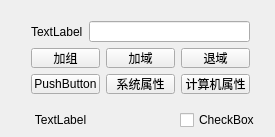
First picture: the form in Ui.ui, repository roylee66/QTJoinADTools, before the edit.
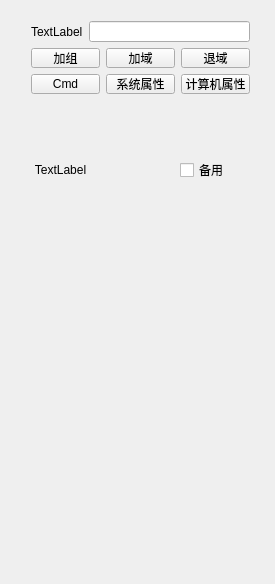
Second picture: the form after the edit.

The edit to the form file:
```diff
--- a/Ui.ui
+++ b/Ui.ui
@@ -10,7 +10,7 @@
     <x>0</x>
     <y>0</y>
     <width>275</width>
-    <height>137</height>
+    <height>584</height>
    </rect>
   </property>
   <property name="windowTitle">
@@ -30,7 +30,7 @@
     <property name="geometry">
      <rect>
       <x>20</x>
-      <y>110</y>
+      <y>160</y>
       <width>81</width>
       <height>20</height>
      </rect>
@@ -46,13 +46,13 @@
     <property name="geometry">
      <rect>
       <x>180</x>
-      <y>110</y>
+      <y>160</y>
       <width>80</width>
       <height>20</height>
      </rect>
     </property>
     <property name="text">
-     <string>CheckBox</string>
+     <string>备用</string>
     </property>
    </widget>
    <widget class="QWidget" name="">
@@ -113,7 +113,7 @@
      <item row="2" column="0">
       <widget class="QPushButton" name="pushButton_6">
        <property name="text">
-        <string>PushButton</string>
+        <string>Cmd</string>
        </property>
       </widget>
      </item>
```
